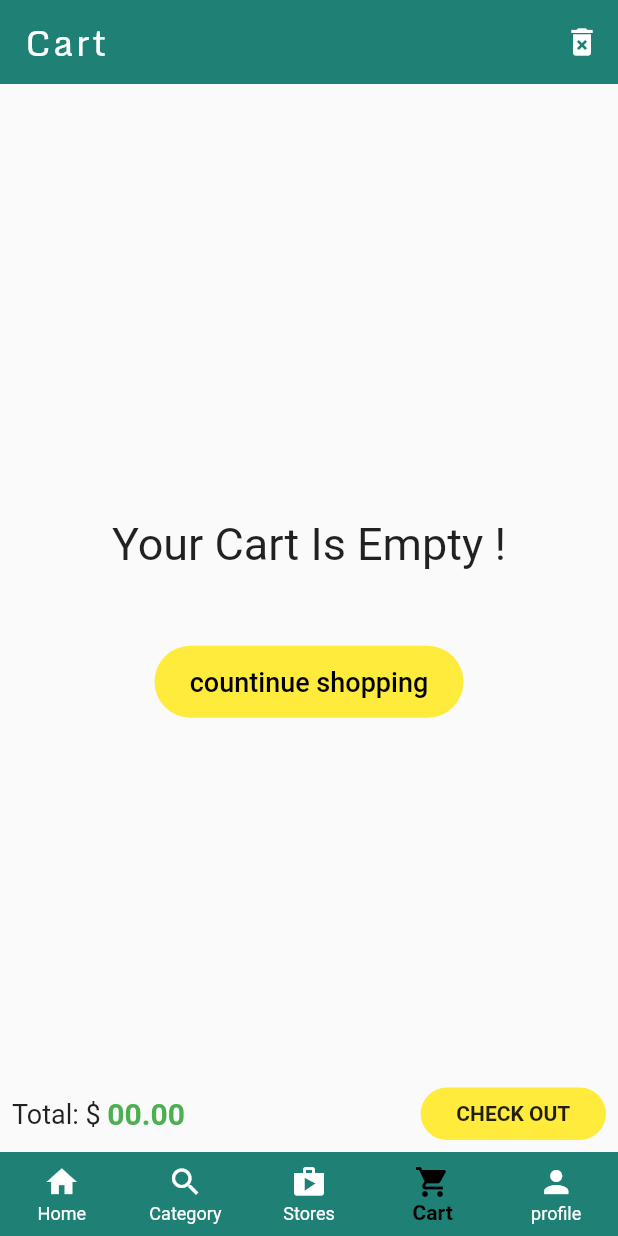
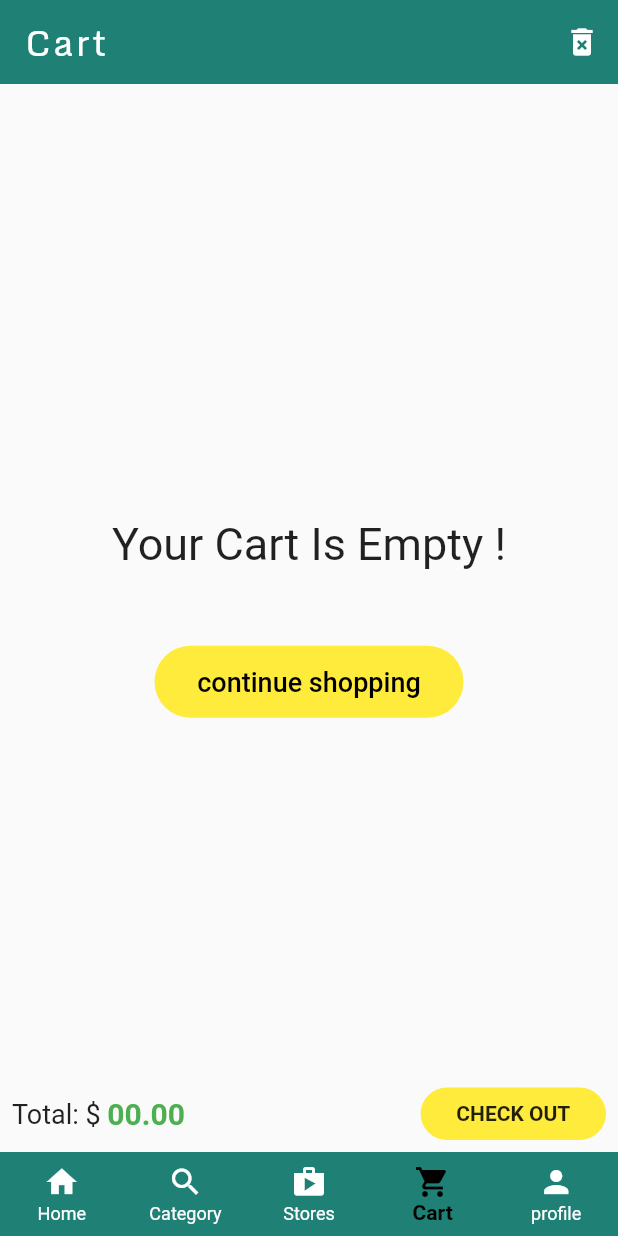
Before and after one commit to quocanh0712/final_techex_app, a Flutter app: the screen it shows after launch, item 4 of the bottom bar chosen, on a phone screen of 412 x 824 dp. Run offline on Flutter 3.47's test engine with Material 2 defaults, Android fonts, the light colour scheme and no system bars.

Commit message:
spelling correction

```diff
--- a/lib/main_screens/cart.dart
+++ b/lib/main_screens/cart.dart
@@ -41,9 +41,10 @@ class _CartScreenState extends State<CartScreen> {
                   Navigator.pushReplacement(
                       context,
                       MaterialPageRoute(
-                          builder: (context) => CustomerHomeScreen()));
+                          builder: (context) =>
+                              const CustomerHomeScreen())); //forward to homescreen
                 },
-                child: const Text('countinue shopping',
+                child: const Text('continue shopping',
                     style: TextStyle(fontSize: 18, color: Colors.black)),
               ),
             ),
```
